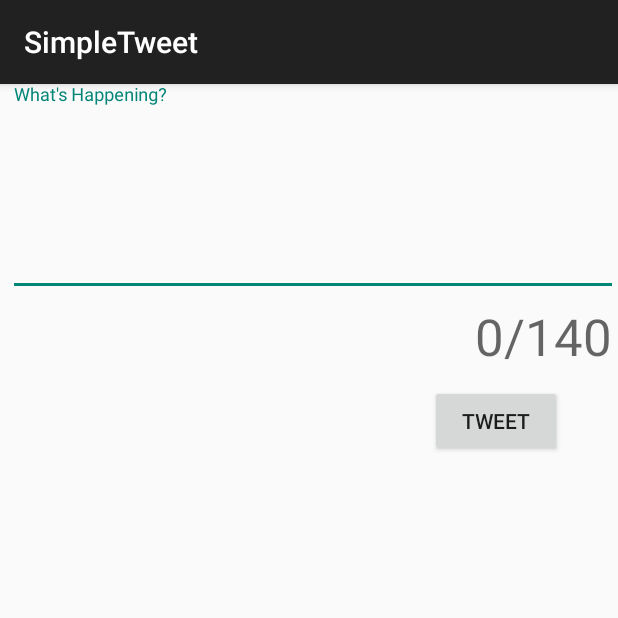
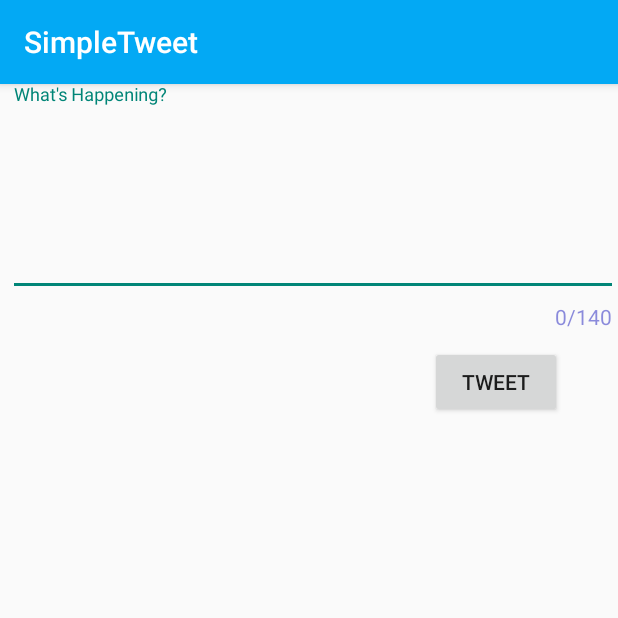
Before and after one commit to 4tunekvng/SimpleTweet, an Android app: the ComposeActivity screen opened directly, with no data from a screen before it, on a phone screen of 412 x 824 dp, the top half of it. Run offline under Robolectric (Android 15) with nearby library versions, the phone set to English and light mode, and no system bars; our stand-ins replace Room's generated code; libraries missing offline, so code that uses them is left out: com.codepath.asynchttpclient, com.facebook.stetho, org.parceler; 1 statement that could not run was skipped.

Commit message:
some styling

```diff
--- a/app/build.gradle
+++ b/app/build.gradle
@@ -52,4 +52,7 @@ dependencies {
     annotationProcessor "androidx.room:room-compiler:$room_version"
     implementation 'com.facebook.stetho:stetho:1.5.1'
     implementation 'androidx.recyclerview:recyclerview:1.1.0'
+    implementation 'org.parceler:parceler-api:1.1.12'
+    annotationProcessor 'org.parceler:parceler:1.1.12'
+
 }
--- a/app/src/main/java/com/codepath/apps/restclienttemplate/ComposeActivity.java
+++ b/app/src/main/java/com/codepath/apps/restclienttemplate/ComposeActivity.java
@@ -2,6 +2,7 @@ package com.codepath.apps.restclienttemplate;
 
 import androidx.appcompat.app.AppCompatActivity;
 
+import android.content.Intent;
 import android.os.Bundle;
 import android.util.Log;
 import android.view.View;
@@ -13,6 +14,7 @@ import com.codepath.apps.restclienttemplate.models.Tweet;
 import com.codepath.asynchttpclient.callback.JsonHttpResponseHandler;
 
 import org.json.JSONException;
+import org.parceler.Parcels;
 
 import okhttp3.Headers;
 
@@ -56,6 +58,13 @@ public class ComposeActivity extends AppCompatActivity {
                         try {
                             Tweet tweet = Tweet.fromJson(json.jsonObject);
                             Log.i(TAG, "Published Tweet says:"+ tweet.body);
+                            Intent intent = new Intent();
+                            intent.putExtra("tweet", Parcels.wrap(tweet));
+                            // set Result code and Bundle for response
+                            setResult(RESULT_OK, intent);
+                            // closes activity and passes the data to the parent
+                            finish();
+
                         } catch (JSONException e) {
                             e.printStackTrace();
                         }
--- a/app/src/main/java/com/codepath/apps/restclienttemplate/models/User.java
+++ b/app/src/main/java/com/codepath/apps/restclienttemplate/models/User.java
@@ -2,11 +2,15 @@ package com.codepath.apps.restclienttemplate.models;
 
 import org.json.JSONException;
 import org.json.JSONObject;
+import org.parceler.Parcel;
 
+@Parcel
 public class User {
     public String name;
     public String screenName;
     public String profileImageUrl;
+    // Empty constructor needed by Parceler library
+    public User(){};
 
     public static User fromJson(JSONObject jsonObject) throws JSONException {
         User user = new User();
--- a/app/src/main/res/layout/activity_compose.xml
+++ b/app/src/main/res/layout/activity_compose.xml
@@ -12,8 +12,8 @@
         android:layout_height="wrap_content"
         app:counterEnabled="true"
         app:counterMaxLength="140"
-        app:counterOverflowTextAppearance="@style/TextAppearance.AppCompat.Display1"
-        app:counterTextAppearance="@style/TextAppearance.AppCompat.Display1">
+        app:counterOverflowTextAppearance="@style/counterOverride"
+        app:counterTextAppearance="@style/counterText">
 
         <EditText
             android:id="@+id/etCompose"
--- a/app/src/main/res/values/styles.xml
+++ b/app/src/main/res/values/styles.xml
@@ -1,16 +1,23 @@
 <resources>
 
     <style name="AppBaseTheme" parent="Theme.AppCompat.Light.DarkActionBar">
-        <!--
-            Theme customizations available in newer API levels can go in
-            res/values-vXX/styles.xml, while customizations related to
-            backward-compatibility can go here.
-        -->
+        <item name="colorPrimary">#03A9F4</item>
+
     </style>
 
     <!-- Application theme. -->
     <style name="AppTheme" parent="AppBaseTheme">
         <!-- All customizations that are NOT specific to a particular API-level can go here. -->
+
+    </style>
+
+
+    <style name="counterText">
+        <item name="android:textColor">#aa5353cc</item>
+    </style>
+
+    <style name="counterOverride">
+        <item name="android:textColor">#ff0000</item>
     </style>
 
 </resources>
```
Also changed, not shown: app/src/main/java/com/codepath/apps/restclienttemplate/TimelineActivity.java (+19 -1 lines), app/src/main/java/com/codepath/apps/restclienttemplate/models/Tweet.java (+9 -6 lines).
